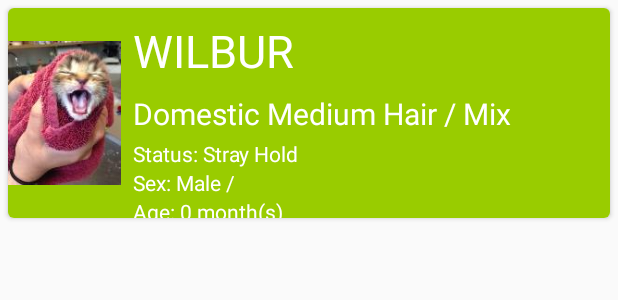
After one commit to TBVanderley4545/Watauga_Humane_Society, an Android app: the layout animal_list_card.xml on its own in the app's theme, with its tools: preview values and no code run, on a phone screen of 412 x 824 dp. The commit adds this screen. Shown: the top 300 px of the screen. Run offline under Robolectric (Android 15) with nearby library versions, the phone set to English and light mode, and no system bars.

Commit message:
| Added CardView to display animals in RecyclerView |

```diff
--- a/app/src/main/java/com/tbvanderleystudios/wataugahumanesociety/MainActivity.java
+++ b/app/src/main/java/com/tbvanderleystudios/wataugahumanesociety/MainActivity.java
@@ -137,7 +137,7 @@ public class MainActivity extends Activity {
             super.onPostExecute(aVoid);
 
             mProgressDialog.dismiss();
-            Toast.makeText(MainActivity.this, mAnimals[0].getName(), Toast.LENGTH_LONG).show();
+            Toast.makeText(MainActivity.this, mAnimals[0].getStatus(), Toast.LENGTH_LONG).show();
         }
     }
 }
--- /dev/null
+++ b/app/src/main/res/layout/animal_list_card.xml
@@ -0,0 +1,77 @@
+<?xml version="1.0" encoding="utf-8"?>
+<android.support.v7.widget.CardView
+    xmlns:android="http://schemas.android.com/apk/res/android"
+    xmlns:card_view="http://schemas.android.com/apk/res-auto"
+    xmlns:tools="http://schemas.android.com/tools"
+    android:id="@+id/card_view"
+    android:layout_width="match_parent"
+    android:layout_height="140dp"
+    android:layout_margin="5dp"
+    card_view:cardCornerRadius="4dp">
+
+    <RelativeLayout
+        android:layout_width="match_parent"
+        android:layout_height="fill_parent"
+
+        tools:background="@android:color/holo_green_light">
+
+        <ImageView
+            android:id="@+id/animalDetailPic"
+            android:layout_width="75dp"
+            android:layout_height="105dp"
+            android:layout_marginRight="8dp"
+            android:layout_centerVertical="true"
+            tools:src="@drawable/wilbur"/>
+
+        <TextView
+            android:id="@+id/animalNameTextView"
+            android:layout_width="wrap_content"
+            android:layout_height="wrap_content"
+            android:layout_toRightOf="@id/animalDetailPic"
+            android:layout_marginTop="8dp"
+            android:layout_marginBottom="8dp"
+            android:textColor="@android:color/white"
+            android:textSize="30sp"
+            tools:text="WILBUR"/>
+
+        <TextView
+            android:id="@+id/animalBreedTextView"
+            android:layout_width="wrap_content"
+            android:layout_height="wrap_content"
+            android:layout_toRightOf="@id/animalDetailPic"
+            android:layout_below="@id/animalNameTextView"
+            android:layout_marginBottom="3dp"
+            android:textColor="@android:color/white"
+            android:textSize="20sp"
+            tools:text="Domestic Medium Hair / Mix"/>
+
+        <TextView
+            android:id="@+id/animalStatusTextView"
+            android:layout_width="wrap_content"
+            android:layout_height="wrap_content"
+            android:layout_toRightOf="@id/animalDetailPic"
+            android:layout_below="@id/animalBreedTextView"
+            android:textColor="@android:color/white"
+            tools:text="Status: Stray Hold"/>
+
+        <TextView
+            android:id="@+id/animalGenderTextView"
+            android:layout_width="wrap_content"
+            android:layout_height="wrap_content"
+            android:layout_toRightOf="@id/animalDetailPic"
+            android:layout_below="@id/animalStatusTextView"
+            android:textColor="@android:color/white"
+            tools:text="Sex: Male / "/>
+
+        <TextView
+            android:id="@+id/animalAgeTextView"
+            android:layout_width="wrap_content"
+            android:layout_height="wrap_content"
+            android:layout_toRightOf="@id/animalDetailPic"
+            android:layout_below="@id/animalGenderTextView"
+            android:textColor="@android:color/white"
+            tools:text="Age: 0 month(s)"/>
+
+    </RelativeLayout>
+
+</android.support.v7.widget.CardView>
--- a/app/src/main/res/layout/fragment_animal_recycler.xml
+++ b/app/src/main/res/layout/fragment_animal_recycler.xml
@@ -1,3 +1,4 @@
+<?xml version="1.0" encoding="utf-8"?>
 <android.support.v7.widget.RecyclerView
     xmlns:android="http://schemas.android.com/apk/res/android"
     xmlns:tools="http://schemas.android.com/tools"
--- a/build.gradle
+++ b/build.gradle
@@ -5,7 +5,7 @@ buildscript {
         jcenter()
     }
     dependencies {
-        classpath 'com.android.tools.build:gradle:2.0.0'
+        classpath 'com.android.tools.build:gradle:2.1.0'
 
         // NOTE: Do not place your application dependencies here; they belong
         // in the individual module build.gradle files
```
Also changed, not shown: app/src/main/res/drawable-nodpi/wilbur.jpg (added).
